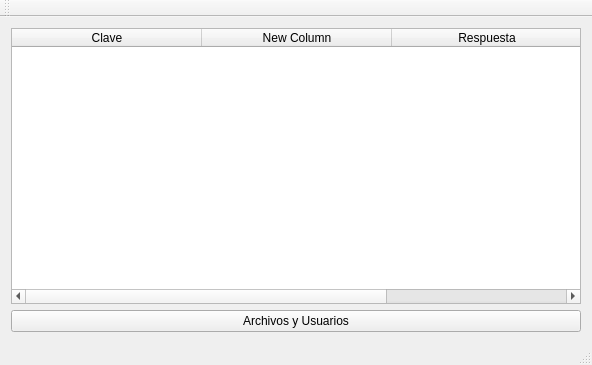
Above: mainwindow.ui from MacoChave/Proyecto1_SharedFiles-Server before the change. Below: the same form after it.
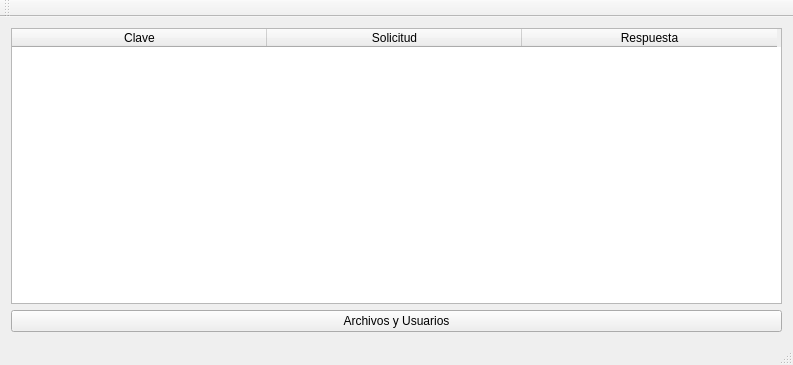
That is the form after the change.

Commit message: Apariencia en ventanas

The edit to the form file:
```diff
--- a/mainwindow.ui
+++ b/mainwindow.ui
@@ -6,19 +6,25 @@
    <rect>
     <x>0</x>
     <y>0</y>
-    <width>592</width>
+    <width>793</width>
     <height>365</height>
    </rect>
   </property>
   <property name="windowTitle">
    <string>Servidor</string>
   </property>
+  <property name="styleSheet">
+   <string notr="true"/>
+  </property>
   <widget class="QWidget" name="centralWidget">
    <layout class="QGridLayout" name="gridLayout">
     <item row="0" column="0">
      <widget class="QTableWidget" name="tblLog">
+      <property name="styleSheet">
+       <string notr="true">color: rgb(0, 0, 0);</string>
+      </property>
       <attribute name="horizontalHeaderDefaultSectionSize">
-       <number>190</number>
+       <number>255</number>
       </attribute>
       <attribute name="horizontalHeaderMinimumSectionSize">
        <number>100</number>
@@ -30,7 +36,7 @@
       </column>
       <column>
        <property name="text">
-        <string>New Column</string>
+        <string>Solicitud</string>
        </property>
       </column>
       <column>
@@ -42,6 +48,9 @@
     </item>
     <item row="1" column="0">
      <widget class="QPushButton" name="btnMensaje">
+      <property name="styleSheet">
+       <string notr="true"/>
+      </property>
       <property name="text">
        <string>Archivos y Usuarios</string>
       </property>
```
Left out of the diff: 4 changed lines with no effect on the pictures. The commit also changes 2 other files.
